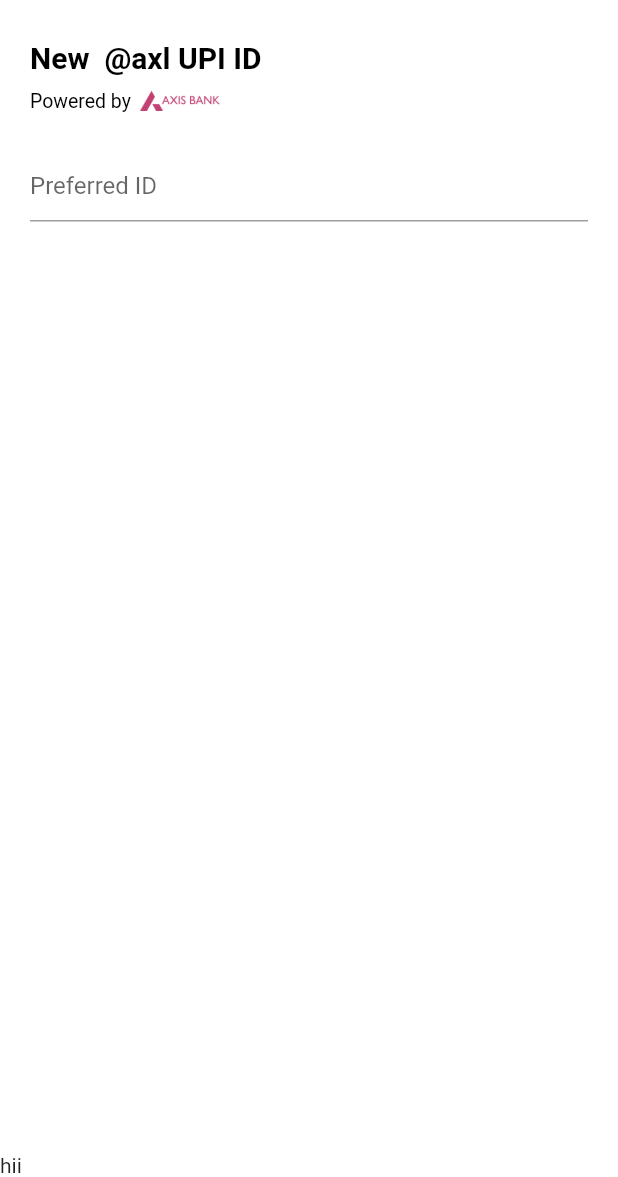
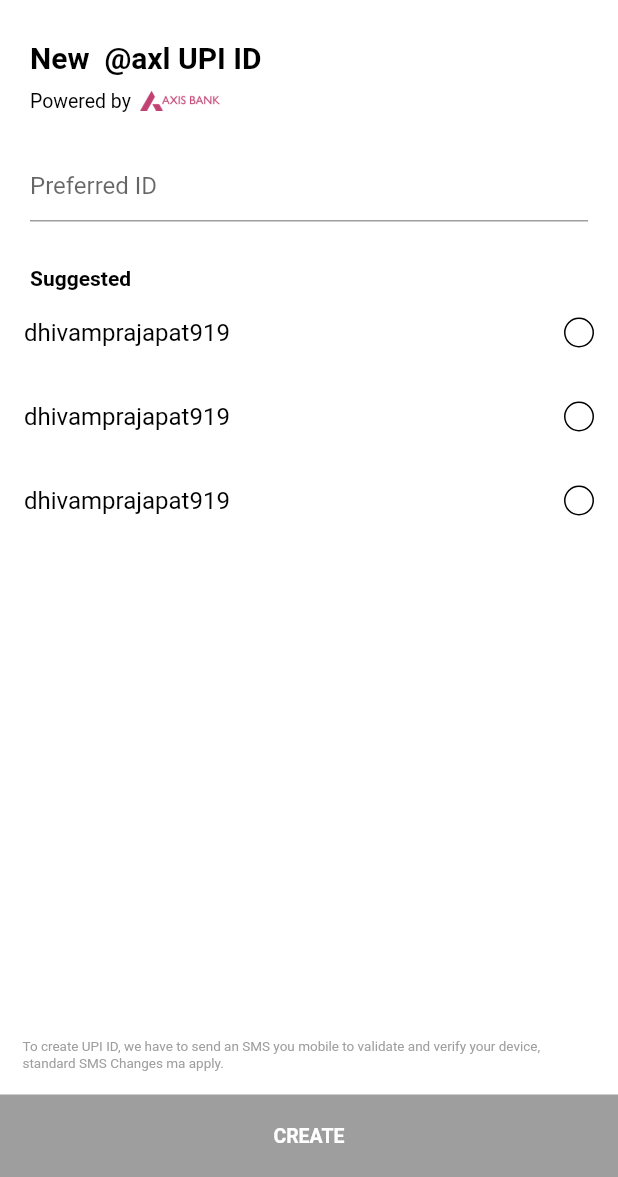
Before and after one commit to Iamdheeraj22/phonepe_design, a Flutter app: the AddNewUpiPage screen opened directly, on a phone screen of 412 x 824 dp, the part 59-1236 px from its top. Run offline on Flutter 3.47's test engine with Material 2 defaults, Android fonts, the phone set to English and light mode, and no system bars; our stand-ins replace get, local_auth.

Commit message:
Complete Designing of  New UPI Id

```diff
--- a/lib/Page/AddNewUpiPage.dart
+++ b/lib/Page/AddNewUpiPage.dart
@@ -1,3 +1,5 @@
+import 'dart:math';
+
 import 'package:flutter/material.dart';
 import 'package:phonepe_design/Utils/Colors.dart';
 import 'package:phonepe_design/Utils/Common.dart';
@@ -14,6 +16,7 @@
   @override
   Widget build(BuildContext context) {
     return Scaffold(
+        resizeToAvoidBottomInset: false,
         backgroundColor: white,
         appBar: AppBar(
           leading: IconButton(
@@ -68,7 +71,7 @@
                       ),
                       //Type your Upi id
                       heightBox(25),
-                      TextField(
+                      const TextField(
                         style: TextStyle(color: black),
                         decoration: InputDecoration(
                             hintText: "Preferred ID",
@@ -77,19 +80,90 @@
                               style: TextStyle(
                                   color: black, fontWeight: FontWeight.bold),
                             ),
-                            suffixStyle: TextStyle(color: black),
+                            suffixStyle: TextStyle(
+                              color: black,
+                            ),
                             focusColor: primaryBlueColor),
                       )
                     ],
                   ),
                 ),
-                Spacer(),
+                heightBox(30),
+                Padding(
+                  padding: EdgeInsets.symmetric(horizontal: 20),
+                  child: Text(
+                    "Suggested ",
+                    style: TextStyle(
+                        color: black,
+                        fontSize: 14,
+                        fontWeight: FontWeight.bold),
+                  ),
+                ),
+
+                Container(
+                  height: height(context) / 3,
+                  child: ListView.builder(
+                      itemCount: 3,
+                      itemBuilder: (context, index) {
+                        return ListTile(
+                          onTap: () {},
+                          title: Text(
+                            "dhivamprajapat${customNuber()}",
+                            style: TextStyle(
+                                color: black, fontWeight: FontWeight.normal),
+                          ),
+                          trailing: Container(
+                            height: 20,
+                            width: 20,
+                            decoration: BoxDecoration(
+                                borderRadius: BorderRadius.circular(50),
+                                border: Border.all(color: black)),
+                          ),
+                        );
+                      }),
+                ),
+                const Spacer(),
+
+                //Bottom button & footer header
                 Container(
                   child: Column(
-                    children: [Text("hii")],
+                    crossAxisAlignment: CrossAxisAlignment.start,
+                    children: [
+                      const Padding(
+                        padding: const EdgeInsets.all(15.0),
+                        child: Text(
+                          "To create UPI ID, we have to send an SMS you mobile to validate and verify your device, standard SMS Changes ma apply.",
+                          style: TextStyle(
+                              color: grey,
+                              fontSize: 9,
+                              fontWeight: FontWeight.normal),
+                        ),
+                      ),
+                      InkWell(
+                        onTap: () {},
+                        child: Container(
+                          padding: const EdgeInsets.symmetric(vertical: 20),
+                          decoration: const BoxDecoration(color: grey),
+                          alignment: Alignment.center,
+                          child: const Text(
+                            "CREATE",
+                            style: TextStyle(
+                                color: white,
+                                fontSize: 13,
+                                fontWeight: FontWeight.bold),
+                          ),
+                        ),
+                      )
+                    ],
                   ),
                 )
               ],
             )));
   }
+
+  int customNuber() {
+    Random random = Random();
+    int result = random.nextInt(100) + 899;
+    return result;
+  }
 }
```
